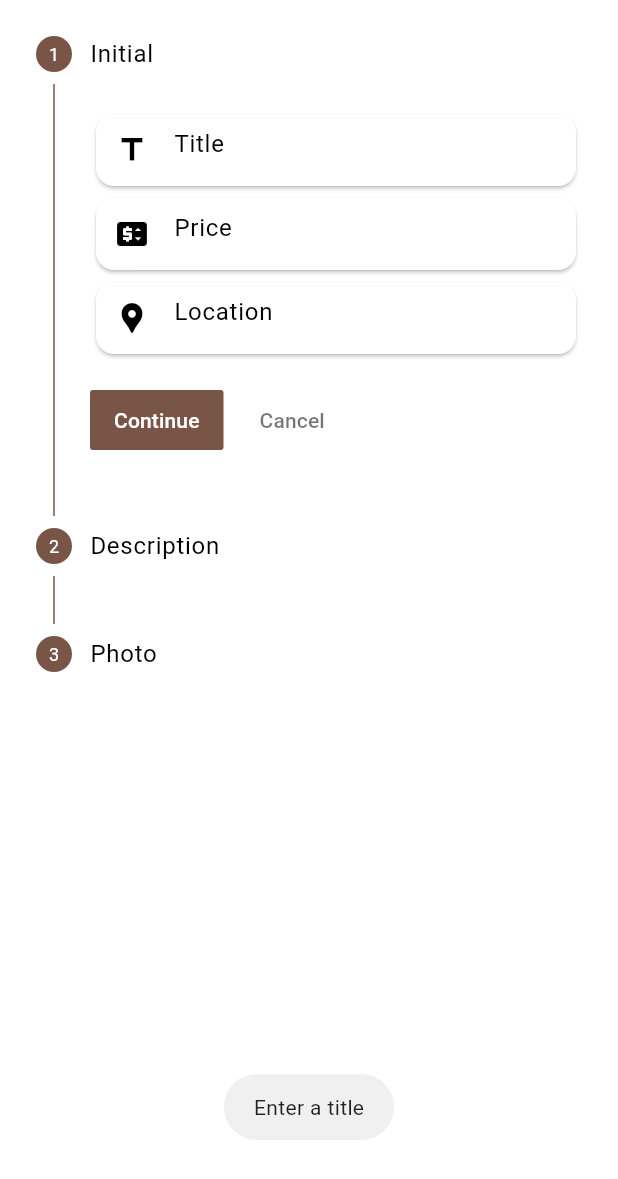
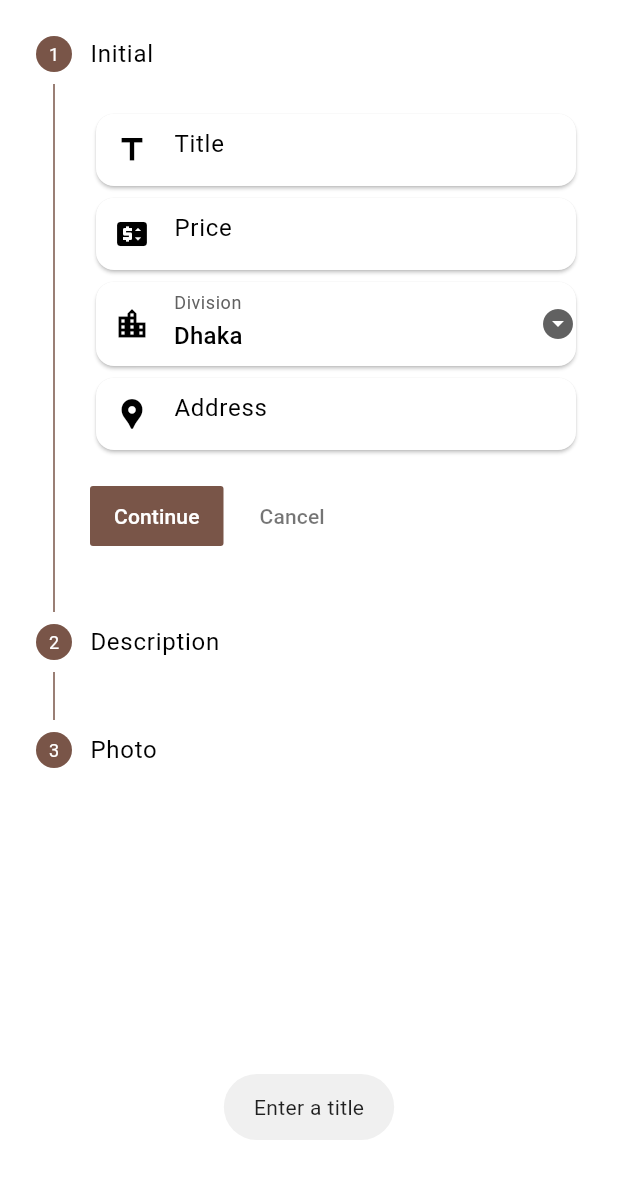
Before and after one commit to Pritom-Shajed/Landlord-BachelorHeaven, a Flutter app: the PostAds screen opened directly, after a tap on "Continue", on a phone screen of 412 x 824 dp. Shown: the top 1179 px of the screen. Run offline on Flutter 3.47's test engine with Material 2 defaults, Android fonts, the phone set to English and light mode, and no system bars; our stand-ins replace cached_network_image, cloud_firestore, firebase_auth, firebase_core, firebase_storage, fluttertoast and 8 more; accounts and stored records are empty.

```diff
--- a/lib/constants/constants.dart
+++ b/lib/constants/constants.dart
@@ -6,6 +6,7 @@ String currentDate = DateFormat.yMMMd().format(DateTime.now());
 
 //Colors
 const Color bgColor = Color(0xff363637);
+final Color shadowColor = Color(0xFFAFAFAF).withOpacity(0.2);
 final Color greenColor = Colors.green.shade700;
 const Color deepBrown = Color(0xff5C4033);
 const Color indigoColor = Colors.indigo;
--- a/lib/controller/post/post_controller.dart
+++ b/lib/controller/post/post_controller.dart
@@ -9,17 +9,21 @@ import 'package:fluttertoast/fluttertoast.dart';
 import 'package:get/get.dart';
 import 'dart:io';
 import 'package:image_picker/image_picker.dart';
-import 'package:intl/intl.dart';
 import 'package:uuid/uuid.dart';
 
 class PostController extends GetxController {
   DashboardController _controller = Get.find();
   String category = 'Seat';
+  String division = 'Dhaka';
   File? addImage;
   User? _currentUser = FirebaseAuth.instance.currentUser;
 
   void pickCategory(String? value) {
     category = value!;
+    update();
+  }
+  void pickDivision(String? value) {
+    division = value!;
     update();
   }
 
@@ -40,7 +44,7 @@ class PostController extends GetxController {
             children: [
               SimpleDialogOption(
                 onPressed: () {
-                  pickAddImage(ImageSource.camera);
+                    pickAddImage(ImageSource.camera);
                   Get.back();
                 },
                 child: Row(
@@ -53,7 +57,7 @@ class PostController extends GetxController {
               ),
               SimpleDialogOption(
                 onPressed: () {
-                  pickAddImage(ImageSource.gallery);
+                   pickAddImage(ImageSource.gallery);
                   Get.back();
                 },
                 child: Row(
@@ -77,7 +81,8 @@ class PostController extends GetxController {
         required String currentUserUid,
         required String title,
       required String category,
-      required String location,
+      required String address,
+        required String division,
       required String price,
       required String description,
         required String time,
@@ -109,7 +114,8 @@ class PostController extends GetxController {
           longitude: longitude,
           uid: Uuid().v1(),
           title: title,
-          location: location,
+          address: address,
+          division: division,
           price: price,
           category: category,
           description: description,
--- a/lib/controller/post/post_stepper_controller.dart
+++ b/lib/controller/post/post_stepper_controller.dart
@@ -1,8 +1,10 @@
+import 'package:fluttertoast/fluttertoast.dart';
 import 'package:geocoding/geocoding.dart';
 import 'package:get/get.dart';
 
 class StepperController extends GetxController {
   RxInt currentStep = 0.obs;
+  RxList<Location> locations = <Location>[].obs;
 
 
   stepIncrement() {
@@ -13,6 +15,13 @@ class StepperController extends GetxController {
     currentStep.value = currentStep.value - 1;
   }
 
+  getLatLon(String input)async{
+    try{
+      locations.value =  await locationFromAddress(input);
+    }catch(e){
+      Fluttertoast.showToast(msg: e.toString());
+    }
 
+  }
 
 }
--- a/lib/model/post_add_model.dart
+++ b/lib/model/post_add_model.dart
@@ -3,7 +3,8 @@ class PostModel {
   String? adOwnerPhone;
   String? uid;
   String? title;
-  String? location;
+  String? address;
+  String? division;
   String? price;
   String? category;
   String? description;
@@ -17,7 +18,8 @@ class PostModel {
     required this.adOwnerPhone,
     required this.uid,
     required this.title,
-    required this.location,
+    required this.address,
+    required this.division,
     required this.price,
     required this.category,
     required this.description,
@@ -34,7 +36,8 @@ class PostModel {
       'adOwnerPhone':adOwnerPhone,
       'uid': uid,
       'title': title,
-      'location': location,
+      'location': address,
+      'division': division,
       'price': price,
       'category': category,
       'description': description,
--- a/lib/view/dashboard/postAds.dart
+++ b/lib/view/dashboard/postAds.dart
@@ -6,21 +6,15 @@ import 'package:cloud_firestore/cloud_firestore.dart';
 import 'package:firebase_auth/firebase_auth.dart';
 import 'package:flutter/material.dart';
 import 'package:fluttertoast/fluttertoast.dart';
-import 'package:geocoding/geocoding.dart';
 import 'package:get/get.dart';
 import 'package:intl/intl.dart';
 
-class PostAds extends StatefulWidget {
+class PostAds extends StatelessWidget {
   PostAds({Key? key}) : super(key: key);
 
-  @override
-  State<PostAds> createState() => _PostAdsState();
-}
-
-class _PostAdsState extends State<PostAds> {
   TextEditingController titleController = TextEditingController();
 
-  TextEditingController locationController = TextEditingController();
+  TextEditingController addressController = TextEditingController();
 
   TextEditingController priceController = TextEditingController();
 
@@ -33,14 +27,7 @@ class _PostAdsState extends State<PostAds> {
   String _currentTime =
   DateFormat.yMMMMd('en_US').add_jms().format(DateTime.now());
 
-  List<Location>? locations;
-  getLatLon(String input)async{
-    locations =  await locationFromAddress(input);
-    setState(() {
-
-    });
-  }
-
+  // List<Location>? locations;
   @override
   Widget build(BuildContext context) {
     return GetBuilder<StepperController>(builder: (controller) {
@@ -53,7 +40,7 @@ class _PostAdsState extends State<PostAds> {
                 steps: stepList(
                     locationTitle: 'Hi',
                     titleController: titleController,
-                    locationController: locationController,
+                    addressController: addressController,
                     priceController: priceController,
                     descriptionController: descriptionController,
                     context: context),
@@ -65,12 +52,14 @@ class _PostAdsState extends State<PostAds> {
                     } else if (priceController.text.isEmpty) {
                       Fluttertoast.showToast(
                           msg: 'Enter the price', toastLength: Toast.LENGTH_SHORT);
-                    } else if (locationController.text.isEmpty) {
+                    } else if (addressController.text.isEmpty) {
                       Fluttertoast.showToast(
                           msg: 'Enter your location',
                           toastLength: Toast.LENGTH_SHORT);
                     } else {
-                      getLatLon(locationController.text.toString());
+                      await controller.getLatLon('${addressController.text}, ${_postController.division}');
+                      print(controller.locations.last.latitude);
+                      print(controller.locations.last.longitude);
                       controller.stepIncrement();
                     }
                   } else if (controller.currentStep == 1) {
@@ -89,8 +78,8 @@ class _PostAdsState extends State<PostAds> {
                           .get();
                       _postController.addPost(
                           context: context,
-                          latitude: '${locations!.last.latitude}',
-                          longitude: '${locations!.last.longitude}',
+                          latitude: '${controller.locations.last.latitude}',
+                          longitude: '${controller.locations.last.longitude}',
                           currentUserUid: _currentUser!.uid,
                           adOwnerUid: _currentUser!.uid,
                           adOwnerPhone: '${userData.docs.single['phoneNumber']}',
@@ -98,7 +87,8 @@ class _PostAdsState extends State<PostAds> {
                           title: titleController.text.trim(),
                           category: _postController.category,
                           description: descriptionController.text.trim(),
-                          location: locationController.text.trim(),
+                          address: addressController.text.trim(),
+                          division: _postController.division,
                           price: priceController.text.trim());
                     }
                   }
--- a/lib/widgets/post add/stepList.dart
+++ b/lib/widgets/post add/stepList.dart
@@ -10,16 +10,25 @@ PostController postController = Get.find();
 StepperController stepperController = Get.find();
 LocationController controller = Get.put(LocationController());
 final List<String> items = ['Seat', 'Flat', 'Room'];
+final List<String> divisions = [
+  'Dhaka',
+  'Chattogram',
+  'Sylhet',
+  'Khulna',
+  'Rajshahi',
+  'Rangpur',
+  'Mymensingh',
+  'Barishal',
+];
 
 List<Step> stepList(
         {required String locationTitle,
-          required TextEditingController titleController,
-        required TextEditingController locationController,
+        required TextEditingController titleController,
+        required TextEditingController addressController,
         required TextEditingController priceController,
         required TextEditingController descriptionController,
         required BuildContext context}) =>
     [
-
       Step(
         isActive: stepperController.currentStep.value <= 0,
         title: Text('Initial'),
@@ -34,9 +43,34 @@ List<Step> stepList(
                 controller: priceController,
                 hintText: 'Price',
                 icon: Icons.price_change),
+            Card(
+              elevation: 1,
+              child: DropdownButtonFormField(
+                value: postController.division,
+                onChanged: postController.pickDivision,
+                items: divisions
+                    .map((valueItem) => DropdownMenuItem(
+                        value: valueItem,
+                        child: Text(
+                          valueItem,
+                        )))
+                    .toList(),
+                icon: Icon(Icons.arrow_drop_down_circle),
+                decoration: InputDecoration(
+                  contentPadding: EdgeInsets.all(8),
+                  prefixIcon: Icon(
+                    Icons.location_city,
+                    color: blackColor,
+                  ),
+                  labelText: 'Division',
+                  labelStyle: TextStyle(color: Colors.grey.shade700),
+                  border: InputBorder.none,
+                ),
+              ),
+            ),
             customTextField(
-                controller: locationController,
-                hintText: 'Location',
+                controller: addressController,
+                hintText: 'Address',
                 icon: Icons.location_pin),
           ],
         ),
```
